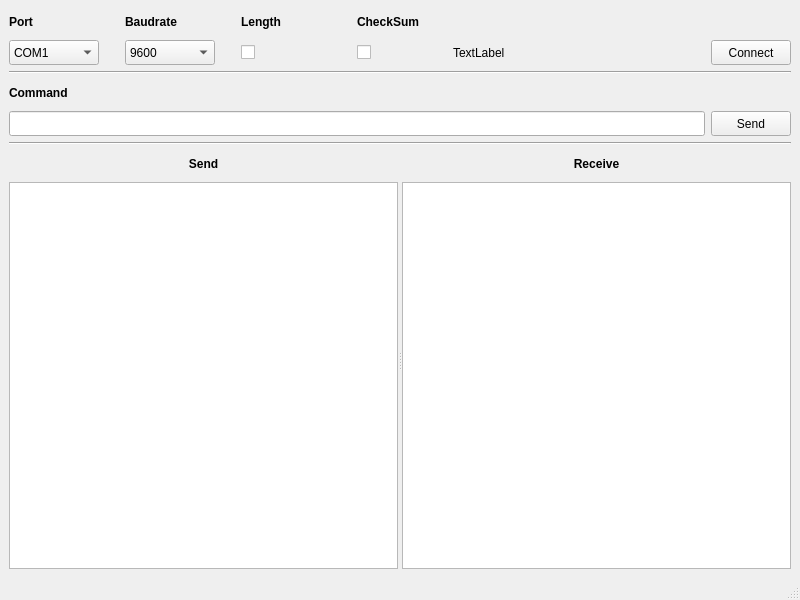
First picture: the form in zevision_gen.ui, repository xmartinly/zevisiongen, before the edit.
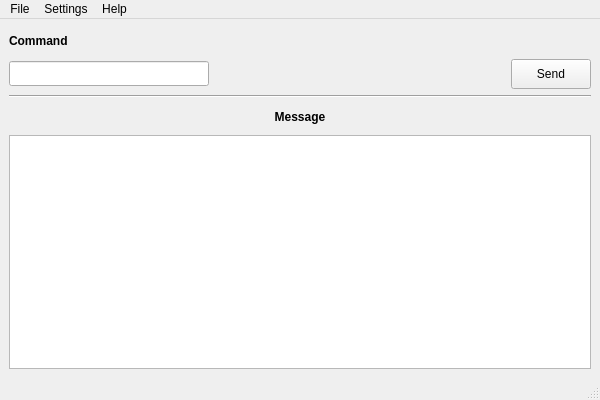
Second picture: the form after the edit.

The edit to the form file:
```diff
--- a/zevision_gen.ui
+++ b/zevision_gen.ui
@@ -6,147 +6,19 @@
    <rect>
     <x>0</x>
     <y>0</y>
-    <width>800</width>
-    <height>600</height>
+    <width>600</width>
+    <height>400</height>
    </rect>
   </property>
   <property name="windowTitle">
    <string>ZevisionGen</string>
   </property>
   <widget class="QWidget" name="centralwidget">
-   <layout class="QGridLayout" name="gridLayout_3" rowstretch="1,1,1,1,99">
-    <item row="1" column="0">
-     <widget class="Line" name="line_2">
-      <property name="orientation">
-       <enum>Qt::Horizontal</enum>
-      </property>
-     </widget>
-    </item>
-    <item row="2" column="0">
-     <layout class="QGridLayout" name="gridLayout_2">
-      <item row="1" column="1">
-       <widget class="QPushButton" name="send_btn">
-        <property name="sizePolicy">
-         <sizepolicy hsizetype="Fixed" vsizetype="Fixed">
-          <horstretch>0</horstretch>
-          <verstretch>0</verstretch>
-         </sizepolicy>
-        </property>
-        <property name="minimumSize">
-         <size>
-          <width>75</width>
-          <height>25</height>
-         </size>
-        </property>
-        <property name="text">
-         <string>Send</string>
-        </property>
-       </widget>
-      </item>
-      <item row="1" column="0">
-       <widget class="QLineEdit" name="cmd_le">
-        <property name="minimumSize">
-         <size>
-          <width>0</width>
-          <height>25</height>
-         </size>
-        </property>
-       </widget>
-      </item>
-      <item row="0" column="0">
-       <widget class="QLabel" name="label_3">
-        <property name="minimumSize">
-         <size>
-          <width>0</width>
-          <height>25</height>
-         </size>
-        </property>
-        <property name="font">
-         <font>
-          <bold>true</bold>
-         </font>
-        </property>
-        <property name="text">
-         <string>Command</string>
-        </property>
-       </widget>
-      </item>
-     </layout>
-    </item>
-    <item row="3" column="0">
-     <widget class="Line" name="line">
-      <property name="orientation">
-       <enum>Qt::Horizontal</enum>
-      </property>
-     </widget>
-    </item>
-    <item row="4" column="0">
-     <widget class="QSplitter" name="splitter">
-      <property name="orientation">
-       <enum>Qt::Horizontal</enum>
-      </property>
-      <widget class="QWidget" name="layoutWidget">
-       <layout class="QVBoxLayout" name="verticalLayout">
-        <item>
-         <widget class="QLabel" name="label_4">
-          <property name="minimumSize">
-           <size>
-            <width>0</width>
-            <height>25</height>
-           </size>
-          </property>
-          <property name="font">
-           <font>
-            <bold>true</bold>
-           </font>
-          </property>
-          <property name="text">
-           <string>Send</string>
-          </property>
-          <property name="alignment">
-           <set>Qt::AlignCenter</set>
-          </property>
-         </widget>
-        </item>
-        <item>
-         <widget class="QTableWidget" name="cmd_tb"/>
-        </item>
-       </layout>
-      </widget>
-      <widget class="QWidget" name="layoutWidget_2">
-       <layout class="QVBoxLayout" name="verticalLayout_2">
-        <item>
-         <widget class="QLabel" name="label_5">
-          <property name="minimumSize">
-           <size>
-            <width>0</width>
-            <height>25</height>
-           </size>
-          </property>
-          <property name="font">
-           <font>
-            <bold>true</bold>
-           </font>
-          </property>
-          <property name="text">
-           <string>Receive</string>
-          </property>
-          <property name="alignment">
-           <set>Qt::AlignCenter</set>
-          </property>
-         </widget>
-        </item>
-        <item>
-         <widget class="QTableWidget" name="resp_tb"/>
-        </item>
-       </layout>
-      </widget>
-     </widget>
-    </item>
+   <layout class="QGridLayout" name="gridLayout_2">
     <item row="0" column="0">
      <layout class="QGridLayout" name="gridLayout">
       <item row="0" column="0">
-       <widget class="QLabel" name="label">
+       <widget class="QLabel" name="label_3">
         <property name="minimumSize">
          <size>
           <width>0</width>
@@ -159,66 +31,12 @@
          </font>
         </property>
         <property name="text">
-         <string>Port</string>
-        </property>
-       </widget>
-      </item>
-      <item row="0" column="2">
-       <widget class="QLabel" name="label_2">
-        <property name="minimumSize">
-         <size>
-          <width>0</width>
-          <height>25</height>
-         </size>
-        </property>
-        <property name="font">
-         <font>
-          <bold>true</bold>
-         </font>
-        </property>
-        <property name="text">
-         <string>Baudrate</string>
-        </property>
-       </widget>
-      </item>
-      <item row="0" column="4">
-       <widget class="QLabel" name="label_6">
-        <property name="minimumSize">
-         <size>
-          <width>0</width>
-          <height>25</height>
-         </size>
-        </property>
-        <property name="font">
-         <font>
-          <bold>true</bold>
-         </font>
-        </property>
-        <property name="text">
-         <string>Length</string>
-        </property>
-       </widget>
-      </item>
-      <item row="0" column="6">
-       <widget class="QLabel" name="label_7">
-        <property name="minimumSize">
-         <size>
-          <width>0</width>
-          <height>25</height>
-         </size>
-        </property>
-        <property name="font">
-         <font>
-          <bold>true</bold>
-         </font>
-        </property>
-        <property name="text">
-         <string>CheckSum</string>
+         <string>Command</string>
         </property>
        </widget>
       </item>
       <item row="1" column="0">
-       <widget class="QComboBox" name="com_cb">
+       <widget class="QLineEdit" name="cmd_le">
         <property name="sizePolicy">
          <sizepolicy hsizetype="Fixed" vsizetype="Fixed">
           <horstretch>0</horstretch>
@@ -227,60 +45,10 @@
         </property>
         <property name="minimumSize">
          <size>
-          <width>90</width>
+          <width>200</width>
           <height>25</height>
          </size>
         </property>
-        <item>
-         <property name="text">
-          <string>COM1</string>
-         </property>
-        </item>
-        <item>
-         <property name="text">
-          <string>COM2</string>
-         </property>
-        </item>
-        <item>
-         <property name="text">
-          <string>COM3</string>
-         </property>
-        </item>
-        <item>
-         <property name="text">
-          <string>COM4</string>
-         </property>
-        </item>
-        <item>
-         <property name="text">
-          <string>COM5</string>
-         </property>
-        </item>
-        <item>
-         <property name="text">
-          <string>COM6</string>
-         </property>
-        </item>
-        <item>
-         <property name="text">
-          <string>COM7</string>
-         </property>
-        </item>
-        <item>
-         <property name="text">
-          <string>COM8</string>
-         </property>
-        </item>
-        <item>
-         <property name="text">
-          <string>COM9</string>
-         </property>
-        </item>
-        <item>
-         <property name="text">
-          <string>COM10</string>
-         </property>
-        </item>
        </widget>
       </item>
       <item row="1" column="1">
@@ -288,135 +56,16 @@
         <property name="orientation">
          <enum>Qt::Horizontal</enum>
         </property>
-        <property name="sizeType">
-         <enum>QSizePolicy::Fixed</enum>
-        </property>
         <property name="sizeHint" stdset="0">
          <size>
-          <width>20</width>
+          <width>40</width>
           <height>20</height>
          </size>
         </property>
        </spacer>
       </item>
       <item row="1" column="2">
-       <widget class="QComboBox" name="baudrate_cb">
-        <property name="sizePolicy">
-         <sizepolicy hsizetype="Fixed" vsizetype="Fixed">
-          <horstretch>0</horstretch>
-          <verstretch>0</verstretch>
-         </sizepolicy>
-        </property>
-        <property name="minimumSize">
-         <size>
-          <width>90</width>
-          <height>25</height>
-         </size>
-        </property>
-        <item>
-         <property name="text">
-          <string>9600</string>
-         </property>
-        </item>
-        <item>
-         <property name="text">
-          <string>19200</string>
-         </property>
-        </item>
-        <item>
-         <property name="text">
-          <string>57600</string>
-         </property>
-        </item>
-        <item>
-         <property name="text">
-          <string>115200</string>
-         </property>
-        </item>
-       </widget>
-      </item>
-      <item row="1" column="3">
-       <spacer name="horizontalSpacer_4">
-        <property name="orientation">
-         <enum>Qt::Horizontal</enum>
-        </property>
-        <property name="sizeType">
-         <enum>QSizePolicy::Fixed</enum>
-        </property>
-        <property name="sizeHint" stdset="0">
-         <size>
-          <width>20</width>
-          <height>20</height>
-         </size>
-        </property>
-       </spacer>
-      </item>
-      <item row="1" column="4">
-       <widget class="QCheckBox" name="checkBox_2">
-        <property name="sizePolicy">
-         <sizepolicy hsizetype="Fixed" vsizetype="Fixed">
-          <horstretch>0</horstretch>
-          <verstretch>0</verstretch>
-         </sizepolicy>
-        </property>
-        <property name="minimumSize">
-         <size>
-          <width>90</width>
-          <height>25</height>
-         </size>
-        </property>
-        <property name="layoutDirection">
-         <enum>Qt::LeftToRight</enum>
-        </property>
-        <property name="text">
-         <string/>
-        </property>
-       </widget>
-      </item>
-      <item row="1" column="5">
-       <spacer name="horizontalSpacer_3">
-        <property name="orientation">
-         <enum>Qt::Horizontal</enum>
-        </property>
-        <property name="sizeType">
-         <enum>QSizePolicy::Fixed</enum>
-        </property>
-        <property name="sizeHint" stdset="0">
-         <size>
-          <width>20</width>
-          <height>20</height>
-         </size>
-        </property>
-       </spacer>
-      </item>
-      <item row="1" column="6">
-       <widget class="QCheckBox" name="checkBox">
-        <property name="sizePolicy">
-         <sizepolicy hsizetype="Fixed" vsizetype="Fixed">
-          <horstretch>0</horstretch>
-          <verstretch>0</verstretch>
-         </sizepolicy>
-        </property>
-        <property name="minimumSize">
-         <size>
-          <width>90</width>
-          <height>25</height>
-         </size>
-        </property>
-        <property name="text">
-         <string/>
-        </property>
-       </widget>
-      </item>
-      <item row="1" column="7">
-       <widget class="QLabel" name="label_8">
-        <property name="text">
-         <string>TextLabel</string>
-        </property>
-       </widget>
-      </item>
-      <item row="1" column="8">
-       <widget class="QPushButton" name="connect_btn">
+       <widget class="QPushButton" name="send_btn">
         <property name="sizePolicy">
          <sizepolicy hsizetype="Fixed" vsizetype="Fixed">
           <horstretch>0</horstretch>
@@ -426,14 +75,55 @@
         <property name="minimumSize">
          <size>
           <width>75</width>
+          <height>30</height>
+         </size>
+        </property>
+        <property name="text">
+         <string>Send</string>
+        </property>
+       </widget>
+      </item>
+     </layout>
+    </item>
+    <item row="1" column="0">
+     <widget class="Line" name="line">
+      <property name="minimumSize">
+       <size>
+        <width>25</width>
+        <height>0</height>
+       </size>
+      </property>
+      <property name="orientation">
+       <enum>Qt::Horizontal</enum>
+      </property>
+     </widget>
+    </item>
+    <item row="2" column="0">
+     <layout class="QVBoxLayout" name="verticalLayout">
+      <item>
+       <widget class="QLabel" name="label_4">
+        <property name="minimumSize">
+         <size>
+          <width>0</width>
           <height>25</height>
          </size>
         </property>
+        <property name="font">
+         <font>
+          <bold>true</bold>
+         </font>
+        </property>
         <property name="text">
-         <string>Connect</string>
+         <string>Message</string>
+        </property>
+        <property name="alignment">
+         <set>Qt::AlignCenter</set>
         </property>
        </widget>
       </item>
+      <item>
+       <widget class="QTableWidget" name="cmd_tb"/>
+      </item>
      </layout>
     </item>
    </layout>
@@ -443,10 +133,35 @@
     <rect>
      <x>0</x>
      <y>0</y>
-     <width>800</width>
+     <width>600</width>
      <height>22</height>
     </rect>
    </property>
+   <widget class="QMenu" name="menuFile">
+    <property name="title">
+     <string>File</string>
+    </property>
+    <addaction name="actionDataLogSetting"/>
+    <addaction name="actionExit"/>
+   </widget>
+   <widget class="QMenu" name="menuSettings">
+    <property name="title">
+     <string>Settings</string>
+    </property>
+    <addaction name="separator"/>
+    <addaction name="actionCommSettings"/>
+    <addaction name="actionToggle_ENG_CHS"/>
+   </widget>
+   <widget class="QMenu" name="menuView">
+    <property name="title">
+     <string>Help</string>
+    </property>
+    <addaction name="actionHelp"/>
+    <addaction name="actionDocument"/>
+   </widget>
+   <addaction name="menuFile"/>
+   <addaction name="menuSettings"/>
+   <addaction name="menuView"/>
   </widget>
   <widget class="QStatusBar" name="statusbar"/>
  </widget>
```
Left out of the diff: 32 changed lines with no effect on the pictures.
